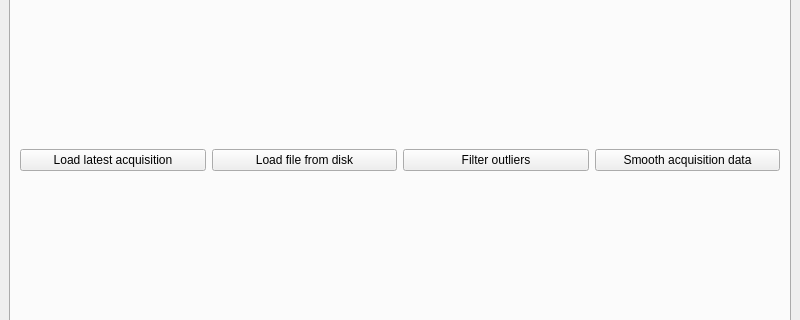
Before: the Qt Designer form interface.ui in Bastien38/wii, drawn with Qt 5; both pictures show x 0 to 800 and y 141 to 461 of the 800 by 600 pixel window.
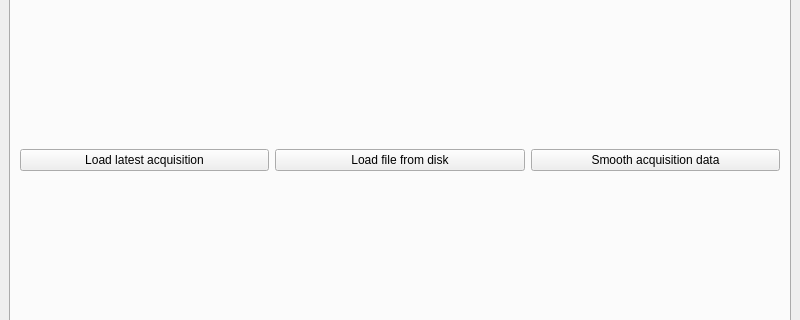
After: the same form once the commit is applied. The open tabs and pages were chosen to show the change.

Commit message: Deleted button

The edit to the form file:
```diff
--- a/interface.ui
+++ b/interface.ui
@@ -120,13 +120,6 @@
             <item>
              <widget class="QPushButton" name="pushButton_5">
               <property name="text">
-               <string>Filter outliers</string>
-              </property>
-             </widget>
-            </item>
-            <item>
-             <widget class="QPushButton" name="pushButton_6">
-              <property name="text">
                <string>Smooth acquisition data</string>
               </property>
              </widget>
```
